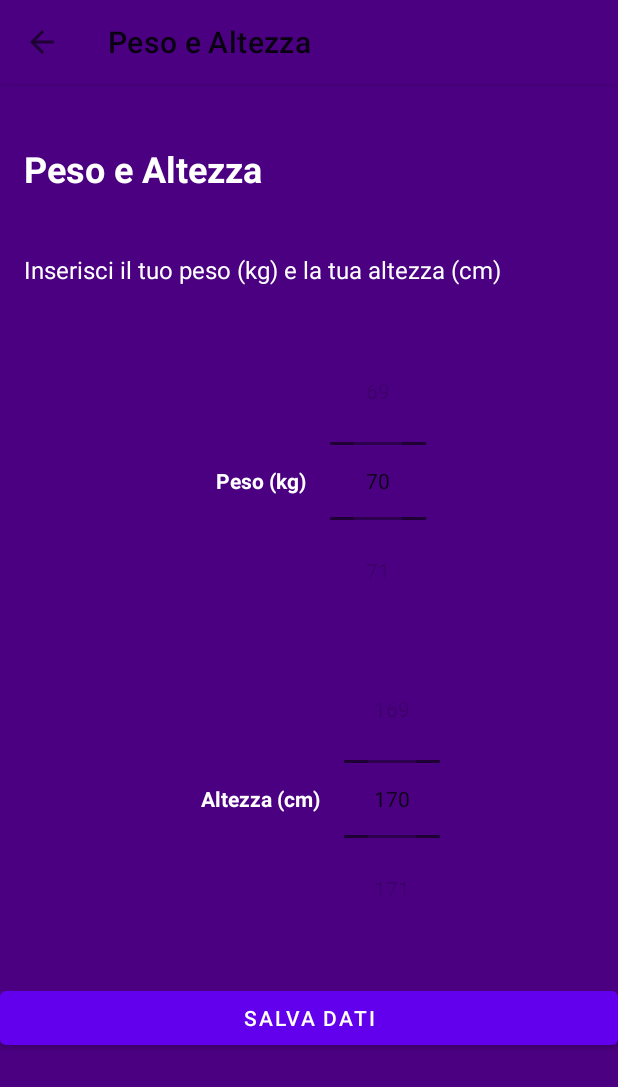
After one commit to ILLFERRO/IronMindProMob, an Android app: the ProfiloPesoAltezzaActivity screen opened directly, with no data from a screen before it, on a phone screen of 412 x 824 dp. The commit adds this screen. Shown: the top 1087 px of the screen. Run offline under Robolectric (Android 15) with nearby library versions, the phone set to English and light mode, and no system bars.

Commit message:
aggiunta nuova sezione impostazioni (profilo -> peso e altezza) + modifiche layout toolbar profilo

```diff
--- a/app/src/main/AndroidManifest.xml
+++ b/app/src/main/AndroidManifest.xml
@@ -13,6 +13,9 @@
         android:roundIcon="@mipmap/ic_launcher_round"
         android:supportsRtl="true"
         android:theme="@style/Theme.IronMind">
+        <activity
+            android:name=".main.ProfiloPesoAltezzaActivity"
+            android:exported="false" />
         <activity
             android:name=".main.ProfiloSessoActivity"
             android:exported="false" />
--- a/app/src/main/java/com/example/ironmind/main/ProfiloEtaDataDiNascitaActivity.kt
+++ b/app/src/main/java/com/example/ironmind/main/ProfiloEtaDataDiNascitaActivity.kt
@@ -21,7 +21,7 @@ class ProfiloEtaDataDiNascitaActivity : AppCompatActivity() {
         super.onCreate(savedInstanceState)
         setContentView(R.layout.activity_profilo_eta_data_di_nascita)
 
-        val toolbar = findViewById<Toolbar>(R.id.toolbar_profilo_eta)
+        val toolbar = findViewById<Toolbar>(R.id.toolbar_profilo_eta_data_di_nascita)
         setSupportActionBar(toolbar)
         supportActionBar?.apply {
             title = "Età e Data di Nascita"
--- a/app/src/main/java/com/example/ironmind/main/ProfiloNomeCognomeActivity.kt
+++ b/app/src/main/java/com/example/ironmind/main/ProfiloNomeCognomeActivity.kt
@@ -21,7 +21,7 @@ class ProfiloNomeCognomeActivity : AppCompatActivity() {
         super.onCreate(savedInstanceState)
         setContentView(R.layout.activity_profilo_nome_cognome)
 
-        val toolbar = findViewById<Toolbar>(R.id.toolbar_profilo_nome)
+        val toolbar = findViewById<Toolbar>(R.id.toolbar_profilo_nome_cognome)
         setSupportActionBar(toolbar)
         supportActionBar?.apply {
             title = "Nome e Cognome"
--- /dev/null
+++ b/app/src/main/java/com/example/ironmind/main/ProfiloPesoAltezzaActivity.kt
@@ -0,0 +1,59 @@
+package com.example.ironmind.main
+
+import android.os.Bundle
+import android.widget.*
+import androidx.appcompat.app.AppCompatActivity
+import androidx.appcompat.widget.Toolbar
+import com.example.ironmind.R
+
+class ProfiloPesoAltezzaActivity : AppCompatActivity() {
+
+    private lateinit var numberPickerPeso: NumberPicker
+    private lateinit var numberPickerAltezza: NumberPicker
+    private lateinit var buttonSalva: Button
+
+    override fun onCreate(savedInstanceState: Bundle?) {
+        super.onCreate(savedInstanceState)
+        setContentView(R.layout.activity_profilo_peso_altezza)
+
+        val toolbar = findViewById<Toolbar>(R.id.toolbar_profilo_peso_altezza)
+        setSupportActionBar(toolbar)
+        supportActionBar?.apply {
+            title = "Peso e Altezza"
+            setDisplayHomeAsUpEnabled(true)
+        }
+        toolbar.setNavigationOnClickListener {
+            onBackPressedDispatcher.onBackPressed()
+        }
+
+        numberPickerPeso = findViewById(R.id.numberPickerPeso)
+        numberPickerAltezza = findViewById(R.id.numberPickerAltezza)
+        buttonSalva = findViewById(R.id.buttonSalvaPesoAltezza)
+
+        // Peso: da 0 a 250 kg
+        numberPickerPeso.minValue = 0
+        numberPickerPeso.maxValue = 250
+
+        // Altezza: da 100 a 300 cm
+        numberPickerAltezza.minValue = 100
+        numberPickerAltezza.maxValue = 300
+
+        // Carica valori precedenti se esistono
+        val prefs = getSharedPreferences("settings", MODE_PRIVATE)
+        numberPickerPeso.value = prefs.getInt("profilo_peso", 70)
+        numberPickerAltezza.value = prefs.getInt("profilo_altezza", 170)
+
+        buttonSalva.setOnClickListener {
+            val peso = numberPickerPeso.value
+            val altezza = numberPickerAltezza.value
+
+            prefs.edit()
+                .putInt("profilo_peso", peso)
+                .putInt("profilo_altezza", altezza)
+                .apply()
+
+            Toast.makeText(this, "Dati salvati", Toast.LENGTH_SHORT).show()
+            finish()
+        }
+    }
+}
--- a/app/src/main/java/com/example/ironmind/main/SettingsActivity.kt
+++ b/app/src/main/java/com/example/ironmind/main/SettingsActivity.kt
@@ -57,6 +57,11 @@ class SettingsActivity : AppCompatActivity() {
         //Profilo Sesso
         findViewById<TextView>(R.id.sesso_profilo).setOnClickListener {
             startActivity(Intent(this, ProfiloSessoActivity::class.java))
+        }
+
+        //Profilo Peso & Altezza
+        findViewById<TextView>(R.id.peso_altezza_profilo).setOnClickListener {
+            startActivity(Intent(this, ProfiloPesoAltezzaActivity::class.java))
         }
 
         //Backup & Ripristino
--- a/app/src/main/res/layout/activity_profilo_eta_data_di_nascita.xml
+++ b/app/src/main/res/layout/activity_profilo_eta_data_di_nascita.xml
@@ -7,11 +7,12 @@
     android:background="#4B0082">
 
     <androidx.appcompat.widget.Toolbar
-        android:id="@+id/toolbar_profilo_eta"
+        android:id="@+id/toolbar_profilo_eta_data_di_nascita"
         android:layout_width="match_parent"
         android:layout_height="?attr/actionBarSize"
         android:background="#4B0082"
-        android:theme="@style/ThemeOverlay.AppCompat.Dark.ActionBar" />
+        android:elevation="4dp"
+        android:titleTextColor="@android:color/white"/>
 
     <TextView
         android:id="@+id/titoloProfiloEta"
--- /dev/null
+++ b/app/src/main/res/layout/activity_profilo_peso_altezza.xml
@@ -0,0 +1,93 @@
+<?xml version="1.0" encoding="utf-8"?>
+<ScrollView xmlns:android="http://schemas.android.com/apk/res/android"
+    android:id="@+id/layoutPesoAltezza"
+    android:layout_width="match_parent"
+    android:layout_height="match_parent"
+    android:background="#4B0082">
+
+    <LinearLayout
+        android:layout_width="match_parent"
+        android:layout_height="wrap_content"
+        android:orientation="vertical">
+
+        <androidx.appcompat.widget.Toolbar
+            android:id="@+id/toolbar_profilo_peso_altezza"
+            android:layout_width="match_parent"
+            android:layout_height="?attr/actionBarSize"
+            android:background="#4B0082"
+            android:elevation="4dp"
+            android:titleTextColor="@android:color/white"/>
+
+        <TextView
+            android:layout_width="match_parent"
+            android:layout_height="wrap_content"
+            android:text="Peso e Altezza"
+            android:textSize="24sp"
+            android:padding="16dp"
+            android:textStyle="bold"
+            android:textColor="#FFFFFF"
+            android:layout_marginTop="24dp" />
+
+        <TextView
+            android:layout_width="match_parent"
+            android:layout_height="wrap_content"
+            android:padding="16dp"
+            android:text="Inserisci il tuo peso (kg) e la tua altezza (cm)"
+            android:textSize="16sp"
+            android:textColor="#FFFFFF"
+            android:layout_marginTop="8dp" />
+
+        <LinearLayout
+            android:layout_width="match_parent"
+            android:layout_height="wrap_content"
+            android:orientation="horizontal"
+            android:gravity="center"
+            android:layout_marginTop="24dp">
+
+            <TextView
+                android:layout_width="wrap_content"
+                android:layout_height="wrap_content"
+                android:text="Peso (kg)"
+                android:padding="16dp"
+                android:textStyle="bold"
+                android:textColor="#FFFFFF" />
+
+            <NumberPicker
+                android:id="@+id/numberPickerPeso"
+                android:layout_width="wrap_content"
+                android:layout_height="wrap_content"
+                android:textColor="#FFFFFF"
+                android:padding="16dp" />
+        </LinearLayout>
+
+        <LinearLayout
+            android:layout_width="match_parent"
+            android:layout_height="wrap_content"
+            android:orientation="horizontal"
+            android:gravity="center"
+            android:layout_marginTop="32dp">
+
+            <TextView
+                android:layout_width="wrap_content"
+                android:layout_height="wrap_content"
+                android:text="Altezza (cm)"
+                android:padding="16dp"
+                android:textStyle="bold"
+                android:textColor="#FFFFFF" />
+
+            <NumberPicker
+                android:id="@+id/numberPickerAltezza"
+                android:layout_width="wrap_content"
+                android:layout_height="wrap_content"
+                android:textColor="#FFFFFF"
+                android:padding="16dp" />
+        </LinearLayout>
+
+        <Button
+            android:id="@+id/buttonSalvaPesoAltezza"
+            android:layout_width="match_parent"
+            android:layout_height="wrap_content"
+            android:text="Salva Dati"
+            android:layout_marginTop="32dp" />
+    </LinearLayout>
+</ScrollView>
--- a/app/src/main/res/layout/activity_profilo_sesso.xml
+++ b/app/src/main/res/layout/activity_profilo_sesso.xml
@@ -10,8 +10,9 @@
         android:id="@+id/toolbar_profilo_sesso"
         android:layout_width="match_parent"
         android:layout_height="?attr/actionBarSize"
-        android:background="?attr/colorPrimary"
-        android:theme="@style/ThemeOverlay.AppCompat.Dark.ActionBar" />
+        android:background="#4B0082"
+        android:elevation="4dp"
+        android:titleTextColor="@android:color/white"/>
 
     <TextView
         android:id="@+id/titoloProfiloSesso"
```
Also changed, not shown: app/src/main/res/layout/activity_profilo_nome_cognome.xml (+4 -3 lines), app/src/main/res/layout/activity_settings.xml (+13 -0 lines).
